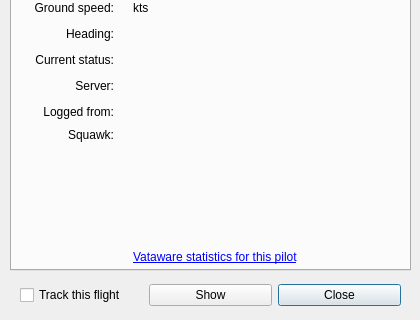
Before: the Qt Designer form source/ui/resources/flightdetailswindow.ui in Vatsinator/vatsinator-legacy, drawn with Qt 5; both pictures show x 0 to 420 and y 150 to 470 of the 420 by 470 pixel window.
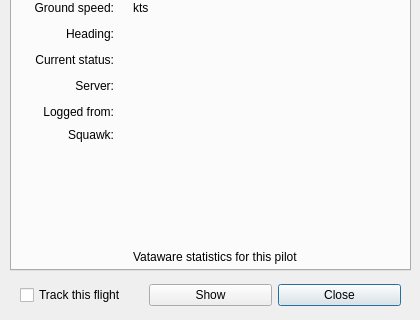
After: the same form once the commit is applied. Icons and pictures are not drawn. Custom widgets are drawn as their Qt base class.

Patch:
```diff
--- a/source/ui/resources/flightdetailswindow.ui
+++ b/source/ui/resources/flightdetailswindow.ui
@@ -383,7 +383,7 @@
          </size>
         </property>
         <property name="text">
-         <string>&lt;a href=&quot;http://www.vataware.com/&quot;&gt;Vataware statistics for this pilot&lt;/a&gt;</string>
+         <string>Vataware statistics for this pilot</string>
         </property>
         <property name="alignment">
          <set>Qt::AlignLeading|Qt::AlignLeft|Qt::AlignVCenter</set>
```
